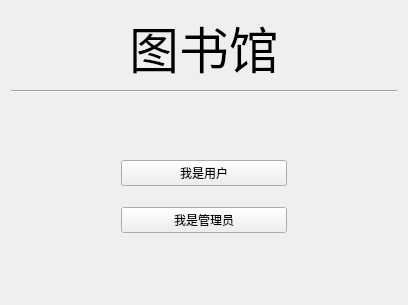
The window that ui/主界面.ui (mubai632/Python_library) describes before a commit, drawn with Qt 5.
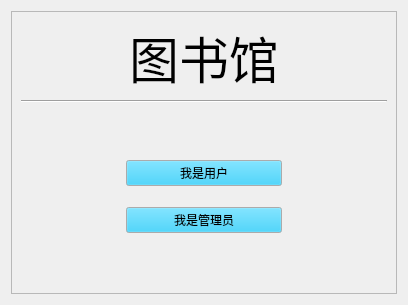
The same window after the commit.

What changed in the file:
```diff
--- a/ui/主界面.ui
+++ b/ui/主界面.ui
@@ -10,11 +10,61 @@
     <height>305</height>
    </rect>
   </property>
+  <property name="palette">
+   <palette>
+    <active>
+     <colorrole role="Button">
+      <brush brushstyle="SolidPattern">
+       <color alpha="255">
+        <red>27</red>
+        <green>191</green>
+        <blue>240</blue>
+       </color>
+      </brush>
+     </colorrole>
+    </active>
+    <inactive>
+     <colorrole role="Button">
+      <brush brushstyle="SolidPattern">
+       <color alpha="255">
+        <red>27</red>
+        <green>191</green>
+        <blue>240</blue>
+       </color>
+      </brush>
+     </colorrole>
+    </inactive>
+    <disabled>
+     <colorrole role="Button">
+      <brush brushstyle="SolidPattern">
+       <color alpha="255">
+        <red>27</red>
+        <green>191</green>
+        <blue>240</blue>
+       </color>
+      </brush>
+     </colorrole>
+    </disabled>
+   </palette>
+  </property>
   <property name="windowTitle">
    <string>图书管理系统</string>
   </property>
-  <layout class="QVBoxLayout" name="verticalLayout_4">
+  <property name="styleSheet">
+   <string notr="true"/>
+  </property>
+  <layout class="QHBoxLayout" name="horizontalLayout_3">
    <item>
+    <widget class="QFrame" name="frame">
+     <property name="styleSheet">
+      <string notr="true"/>
+     </property>
+     <property name="frameShape">
+      <enum>QFrame::StyledPanel</enum>
+     </property>
+     <property name="frameShadow">
+      <enum>QFrame::Raised</enum>
+     </property>
     <layout class="QVBoxLayout" name="verticalLayout_3">
      <item>
       <layout class="QVBoxLayout" name="verticalLayout">
@@ -54,13 +104,13 @@
        <property name="sizeHint" stdset="0">
         <size>
          <width>20</width>
-         <height>54</height>
+          <height>33</height>
         </size>
        </property>
       </spacer>
      </item>
      <item>
-      <layout class="QVBoxLayout" name="verticalLayout_2" stretch="2,3,2">
+       <layout class="QVBoxLayout" name="verticalLayout_2" stretch="0,0,0">
        <item>
         <layout class="QHBoxLayout" name="horizontalLayout" stretch="2,3,2">
          <item>
@@ -158,12 +208,13 @@
        <property name="sizeHint" stdset="0">
         <size>
          <width>20</width>
-         <height>40</height>
+          <height>31</height>
         </size>
        </property>
       </spacer>
      </item>
     </layout>
+    </widget>
    </item>
   </layout>
  </widget>
```
Left out of the diff: 4 changed lines with no effect on the pictures. Lines whose indentation alone changed are shown as unchanged.
